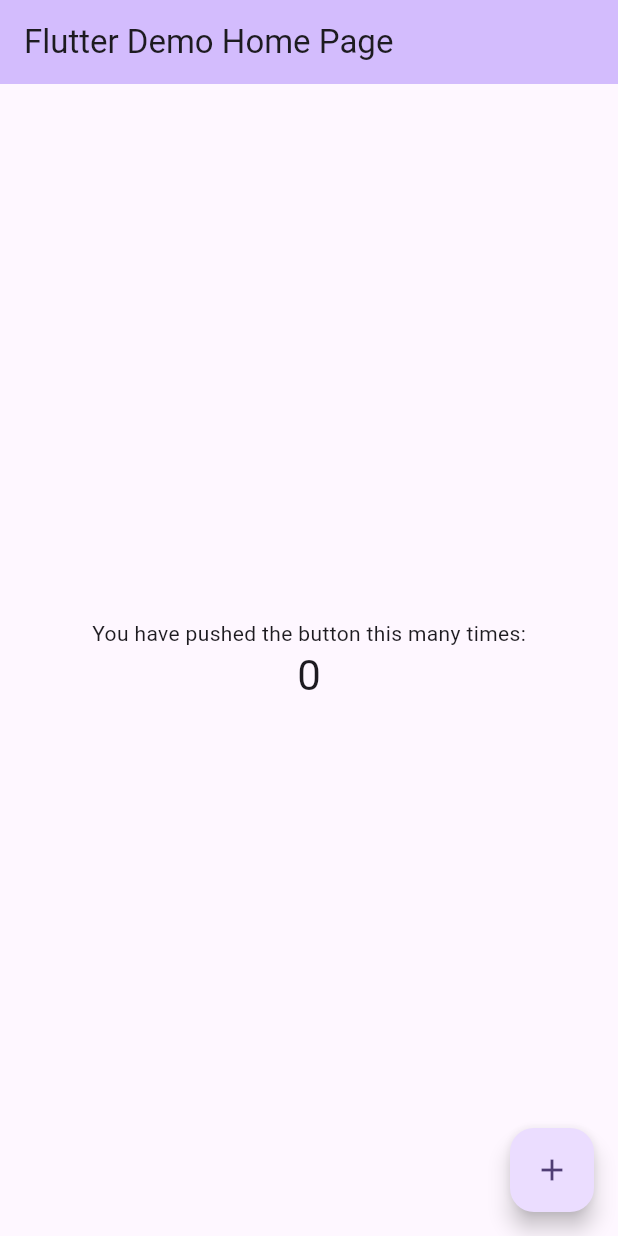
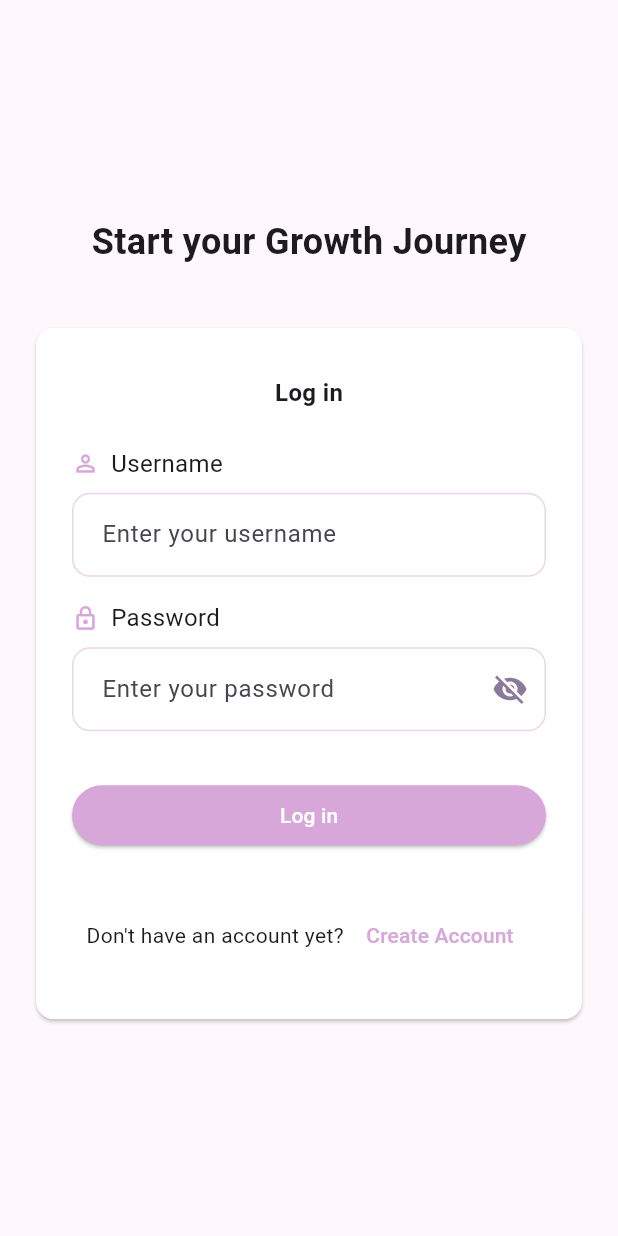
Before and after one commit to NuttaNut2327/Growth_Journey_FE, a Flutter app: the screen it shows after launch, on a phone screen of 412 x 824 dp. Run offline on Flutter 3.47's test engine with Material 3 defaults, Android fonts, the phone set to English and light mode, and no system bars; our stand-ins replace flutter_riverpod.

Commit message:
create login page and register page

```diff
--- /dev/null
+++ b/lib/app.dart
@@ -0,0 +1,29 @@
+import 'package:flutter/material.dart';
+import 'routes/app_routes.dart';
+import 'pages/login/login_page.dart';
+import 'pages/login/register_page.dart';
+import 'pages/home/home_page.dart';
+// import 'pages/profile/profile_page.dart';
+
+class MyApp extends StatelessWidget {
+  const MyApp({super.key});
+
+  @override
+  Widget build(BuildContext context) {
+    return MaterialApp(
+      debugShowCheckedModeBanner: false,
+      title: 'Flutter FE Project',
+      theme: ThemeData(
+        primarySwatch: Colors.blue,
+        scaffoldBackgroundColor: const Color(0xFFFEF8FC),
+      ),
+      initialRoute: AppRoutes.login,
+      routes: {
+        AppRoutes.login: (context) => const LoginPage(),
+        AppRoutes.register: (context) => const RegisterPage(),
+        AppRoutes.home: (context) => const HomePage(),
+        // AppRoutes.profile: (context) => const ProfilePage(),
+      },
+    );
+  }
+}
--- a/lib/main.dart
+++ b/lib/main.dart
@@ -1,122 +1,11 @@
 import 'package:flutter/material.dart';
+import 'package:flutter_riverpod/flutter_riverpod.dart';
+import 'app.dart';
 
 void main() {
-  runApp(const MyApp());
+  runApp(
+    const ProviderScope(
+      child: MyApp(),
+    ),
+  );
 }
-
-class MyApp extends StatelessWidget {
-  const MyApp({super.key});
-
-  // This widget is the root of your application.
-  @override
-  Widget build(BuildContext context) {
-    return MaterialApp(
-      title: 'Flutter Demo',
-      theme: ThemeData(
-        // This is the theme of your application.
-        //
-        // TRY THIS: Try running your application with "flutter run". You'll see
-        // the application has a purple toolbar. Then, without quitting the app,
-        // try changing the seedColor in the colorScheme below to Colors.green
-        // and then invoke "hot reload" (save your changes or press the "hot
-        // reload" button in a Flutter-supported IDE, or press "r" if you used
-        // the command line to start the app).
-        //
-        // Notice that the counter didn't reset back to zero; the application
-        // state is not lost during the reload. To reset the state, use hot
-        // restart instead.
-        //
-        // This works for code too, not just values: Most code changes can be
-        // tested with just a hot reload.
-        colorScheme: .fromSeed(seedColor: Colors.deepPurple),
-      ),
-      home: const MyHomePage(title: 'Flutter Demo Home Page'),
-    );
-  }
-}
-
-class MyHomePage extends StatefulWidget {
-  const MyHomePage({super.key, required this.title});
-
-  // This widget is the home page of your application. It is stateful, meaning
-  // that it has a State object (defined below) that contains fields that affect
-  // how it looks.
-
-  // This class is the configuration for the state. It holds the values (in this
-  // case the title) provided by the parent (in this case the App widget) and
-  // used by the build method of the State. Fields in a Widget subclass are
-  // always marked "final".
-
-  final String title;
-
-  @override
-  State<MyHomePage> createState() => _MyHomePageState();
-}
-
-class _MyHomePageState extends State<MyHomePage> {
-  int _counter = 0;
-
-  void _incrementCounter() {
-    setState(() {
-      // This call to setState tells the Flutter framework that something has
-      // changed in this State, which causes it to rerun the build method below
-      // so that the display can reflect the updated values. If we changed
-      // _counter without calling setState(), then the build method would not be
-      // called again, and so nothing would appear to happen.
-      _counter++;
-    });
-  }
-
-  @override
-  Widget build(BuildContext context) {
-    // This method is rerun every time setState is called, for instance as done
-    // by the _incrementCounter method above.
-    //
-    // The Flutter framework has been optimized to make rerunning build methods
-    // fast, so that you can just rebuild anything that needs updating rather
-    // than having to individually change instances of widgets.
-    return Scaffold(
-      appBar: AppBar(
-        // TRY THIS: Try changing the color here to a specific color (to
-        // Colors.amber, perhaps?) and trigger a hot reload to see the AppBar
-        // change color while the other colors stay the same.
-        backgroundColor: Theme.of(context).colorScheme.inversePrimary,
-        // Here we take the value from the MyHomePage object that was created by
-        // the App.build method, and use it to set our appbar title.
-        title: Text(widget.title),
-      ),
-      body: Center(
-        // Center is a layout widget. It takes a single child and positions it
-        // in the middle of the parent.
-        child: Column(
-          // Column is also a layout widget. It takes a list of children and
-          // arranges them vertically. By default, it sizes itself to fit its
-          // children horizontally, and tries to be as tall as its parent.
-          //
-          // Column has various properties to control how it sizes itself and
-          // how it positions its children. Here we use mainAxisAlignment to
-          // center the children vertically; the main axis here is the vertical
-          // axis because Columns are vertical (the cross axis would be
-          // horizontal).
-          //
-          // TRY THIS: Invoke "debug painting" (choose the "Toggle Debug Paint"
-          // action in the IDE, or press "p" in the console), to see the
-          // wireframe for each widget.
-          mainAxisAlignment: .center,
-          children: [
-            const Text('You have pushed the button this many times:'),
-            Text(
-              '$_counter',
-              style: Theme.of(context).textTheme.headlineMedium,
-            ),
-          ],
-        ),
-      ),
-      floatingActionButton: FloatingActionButton(
-        onPressed: _incrementCounter,
-        tooltip: 'Increment',
-        child: const Icon(Icons.add),
-      ),
-    );
-  }
-}
--- /dev/null
+++ b/lib/pages/login/login_page.dart
@@ -0,0 +1,212 @@
+import 'package:flutter/material.dart';
+import '/routes/app_routes.dart';
+
+class LoginPage extends StatefulWidget {
+  const LoginPage({super.key});
+
+  @override
+  State<LoginPage> createState() => _LoginPageState();
+}
+
+class _LoginPageState extends State<LoginPage> {
+  bool _obscure = true;
+
+  @override
+  Widget build(BuildContext context) {
+    return Scaffold(
+      body: Center(
+        child: Column(
+          mainAxisAlignment: MainAxisAlignment.center,
+          children: [
+            Text('Start your Growth Journey',
+            style: TextStyle(
+              fontSize: 24,
+              fontWeight: FontWeight.bold),
+            ),
+            SizedBox(height: 40),
+            Card(
+              color: Colors.white,
+              margin: EdgeInsets.symmetric(
+                horizontal: 24,
+              ),
+              child: Padding(
+                padding: const EdgeInsets.symmetric(
+                  horizontal: 24,
+                  vertical: 32,
+                ),
+                child: Center(
+                  child: Column(
+                    mainAxisSize: MainAxisSize.min,
+                    children: [
+                      Text( 'Log in',
+                      style: TextStyle(
+                        fontSize: 16,
+                        fontWeight: FontWeight.bold,
+                        )
+                      ),
+                      SizedBox(height: 24),
+                      Column(
+                        crossAxisAlignment: CrossAxisAlignment.start,
+                        children: [
+                          Row(
+                            children: const [
+                              Icon(
+                                Icons.person_outline,
+                                size: 18,
+                                color: Color(0xFFD8A7D9),
+                              ),
+                              SizedBox(width: 8),
+                              Text(
+                                'Username',
+                                style: TextStyle(
+                                  fontSize: 16,
+                                ),
+                              ),
+                            ],
+                          ),
+
+                          const SizedBox(height: 8),
+
+                          TextField(
+                            decoration: InputDecoration(
+                              hintText: 'Enter your username',
+
+                              border: OutlineInputBorder(
+                                borderRadius: BorderRadius.circular(12),
+                              ),
+
+                              enabledBorder: OutlineInputBorder(
+                                borderRadius: BorderRadius.circular(12),
+                                borderSide: const BorderSide(
+                                  color: Color(0xFFEBD3EC),
+                                ),
+                              ),
+
+                              focusedBorder: OutlineInputBorder(
+                                borderRadius: BorderRadius.circular(12),
+                                borderSide: const BorderSide(
+                                  color: Color(0xFFD8A7D9),
+                                  width: 2,
+                                ),
+                              ),
+
+                              contentPadding: const EdgeInsets.symmetric(
+                                horizontal: 16,
+                                vertical: 16,
+                              ),
+                            ),
+                          ),
+                        ],
+                      ),
+                      SizedBox(height: 16),
+                      Column(
+                        crossAxisAlignment: CrossAxisAlignment.start,
+                        children: [
+                          Row(
+                            children: const [
+                              Icon(
+                                Icons.lock_outline,
+                                size: 18,
+                                color: Color(0xFFD8A7D9),
+                              ),
+                              SizedBox(width: 8),
+                              Text(
+                                'Password',
+                                style: TextStyle(
+                                  fontSize: 16,
+                                ),
+                              ),
+                            ],
+                          ),
+
+                          const SizedBox(height: 8),
+
+                          TextField(
+                            obscureText: _obscure,
+                            decoration: InputDecoration(
+                              hintText: 'Enter your password',
+
+                              suffixIcon: IconButton(
+                                icon: Icon(_obscure ? Icons.visibility_off : Icons.visibility,),
+                                color: Color(0xFF8B7A99),
+                                onPressed: () {
+                                  setState(() {
+                                    _obscure = !_obscure;
+                                  });
+                                },
+                              ),
+
+                              border: OutlineInputBorder(
+                                borderRadius: BorderRadius.circular(12),
+                              ),
+
+                              enabledBorder: OutlineInputBorder(
+                                borderRadius: BorderRadius.circular(12),
+                                borderSide: const BorderSide(
+                                  color: Color(0xFFEBD3EC),
+                                ),
+                              ),
+
+                              focusedBorder: OutlineInputBorder(
+                                borderRadius: BorderRadius.circular(12),
+                                borderSide: const BorderSide(
+                                  color: Color(0xFFD8A7D9),
+                                  width: 2,
+                                ),
+                              ),
+
+                              contentPadding: const EdgeInsets.symmetric(
+                                horizontal: 16,
+                                vertical: 16,
+                              ),
+                            ),
+                          ),
+                        ],
+                      ),
+                      SizedBox(height: 32),
+                      SizedBox(
+                        width: double.infinity,
+                        child: ElevatedButton(
+                        onPressed: () {
+                          // Navigator.pushNamed(context, AppRoutes.home);
+                        },
+                        child: Text('Log in',
+                                  style: TextStyle(
+                                    color: Color( 0xFFFFFFFF),
+                                    fontSize: 14,
+                                    )
+                                  ),
+                        style: ButtonStyle(
+                                backgroundColor: WidgetStatePropertyAll(Color(0xFFD8A7D9)),
+                              ),
+                      ),
+                      ),
+                      SizedBox(height: 32),
+                      Row(
+                        mainAxisAlignment: MainAxisAlignment.center,
+                        children: [
+                          Text('Don\'t have an account yet?'),
+                          SizedBox(width: 3),
+                          TextButton(
+                            onPressed: () {
+                              Navigator.pushNamed(context, AppRoutes.register);
+                            },
+                            child: Text('Create Account',
+                                      style: TextStyle(
+                                        color: Color(0xFFD8A7D9),
+                                      ),
+                                    ),
+                          ),
+                        ]
+                      ),
+                    ],
+                  ),
+                ),
+              ),
+            ),
+          ],
+        ),
+      ),
+    );
+  }
+}
--- /dev/null
+++ b/lib/routes/app_routes.dart
@@ -0,0 +1,5 @@
+class AppRoutes {
+  static const home = '/home';
+  static const login = '/login';
+  static const register = '/register';
+}
--- a/pubspec.yaml
+++ b/pubspec.yaml
@@ -30,7 +30,7 @@ environment:
 dependencies:
   flutter:
     sdk: flutter
-
+  flutter_riverpod: ^3.2.0
   # The following adds the Cupertino Icons font to your application.
   # Use with the CupertinoIcons class for iOS style icons.
   cupertino_icons: ^1.0.8
```
Also changed, not shown: lib/pages/home/home_page.dart (added, +20 -0 lines), lib/pages/login/register_page.dart (added, +266 -0 lines), pubspec.lock, 1 other file.
